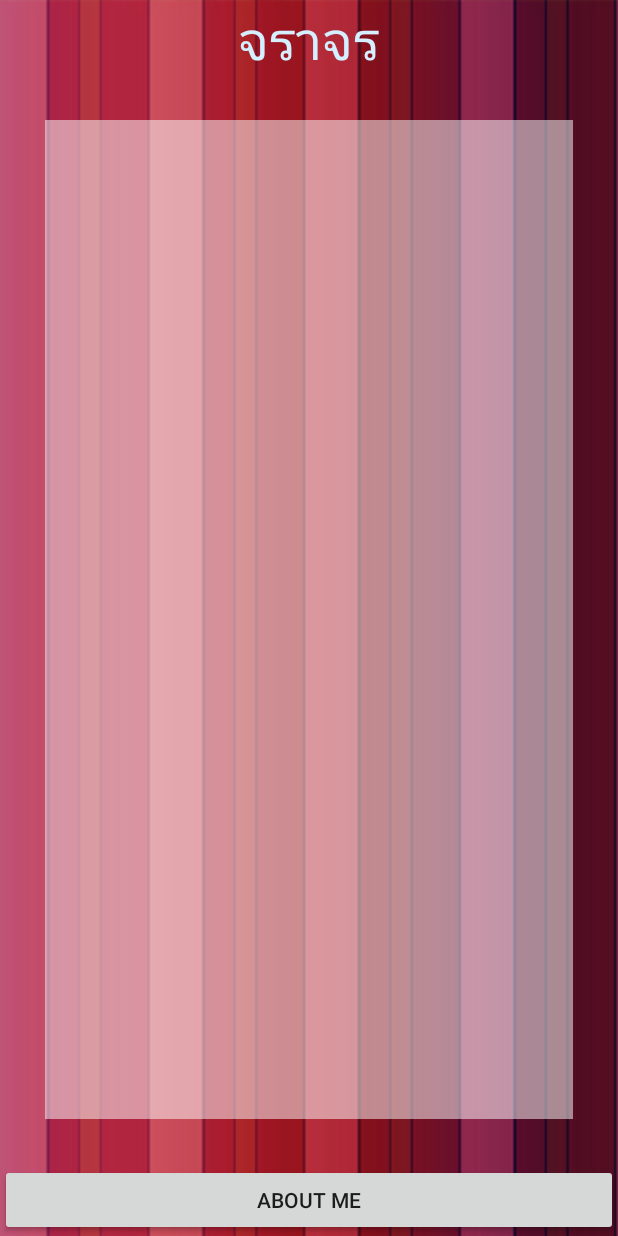
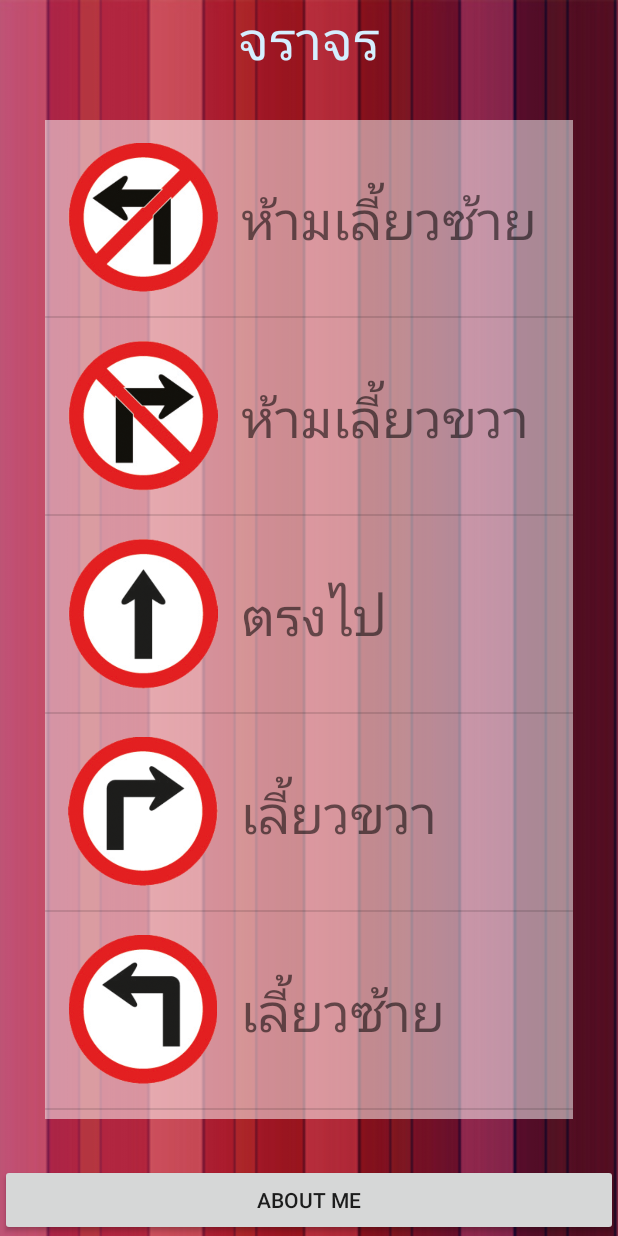
Before and after one commit to PhuwitNins/BU-Traffic, an Android app: the screen it shows after launch (MainActivity), on a phone screen of 412 x 824 dp. Run offline under Robolectric (Android 15) with nearby library versions, the phone set to English and light mode, and no system bars.

Commit message:
List view Finish

```diff
--- a/app/src/main/AndroidManifest.xml
+++ b/app/src/main/AndroidManifest.xml
@@ -15,6 +15,7 @@
                 <category android:name="android.intent.category.LAUNCHER" />
             </intent-filter>
         </activity>
+        <activity android:name=".detailActivity"></activity>
     </application>
 
 </manifest>
--- a/app/src/main/java/net/nsndrp/phuwit/butraffic/MainActivity.java
+++ b/app/src/main/java/net/nsndrp/phuwit/butraffic/MainActivity.java
@@ -3,6 +3,7 @@ package net.nsndrp.phuwit.butraffic;
 import android.content.Intent;
 import android.media.MediaPlayer;
 import android.net.Uri;
+//import android.support.v4.widget.SearchViewCompatIcs;
 import android.support.v7.app.AppCompatActivity;
 import android.os.Bundle;
 import android.view.View;
@@ -30,18 +31,56 @@ public class MainActivity extends AppCompatActivity {
         buttonController();
 
 
+        /* Create List view*/
 
-
+        createListview();
 
 
     } // Main method
+
+    private void createListview() {
+
+        //setup array
+        String[] strTitle = new String[20];
+        strTitle[0] = "ห้ามเลี้ยวซ้าย";
+        strTitle[1] = "ห้ามเลี้ยวขวา";
+        strTitle[2] = "ตรงไป";
+        strTitle[3] = "เลี้ยวขวา";
+        strTitle[4] = "เลี้ยวซ้าย";
+        strTitle[5] = "ทางออก";
+        strTitle[6] = "ทางเข้า";
+        strTitle[7] = "ห้ามเข้า";
+        strTitle[8] = "หยุด";
+        strTitle[9] = "จำกัดความสูง";
+        strTitle[10] = "แยก";
+        strTitle[11] = "ห้ามกลับรถ";
+        strTitle[12] = "ห้ามจอด";
+        strTitle[13] = "รถสวน";
+        strTitle[14] = "ห้ามแซง";
+        strTitle[15] = "ห้ามเข้า";
+        strTitle[16] = "หยุดตรวจ";
+        strTitle[17] = "จำกัดความเร็ว";
+        strTitle[18] = "จำกัดความกว้าง";
+        strTitle[19] = "จำกัดความสูง";
+
+        int[] intIcon = {R.drawable.traffic_01, R.drawable.traffic_02, R.drawable.traffic_03,
+                R.drawable.traffic_04, R.drawable.traffic_05, R.drawable.traffic_06,
+                R.drawable.traffic_07, R.drawable.traffic_08, R.drawable.traffic_09,
+                R.drawable.traffic_10, R.drawable.traffic_11, R.drawable.traffic_12,
+                R.drawable.traffic_13, R.drawable.traffic_14, R.drawable.traffic_15,
+                R.drawable.traffic_16, R.drawable.traffic_17, R.drawable.traffic_18,
+                R.drawable.traffic_19, R.drawable.traffic_20};
+
+        myAdapter objMyAdapter = new myAdapter(MainActivity.this, strTitle, intIcon);
+        trafficListView.setAdapter(objMyAdapter);
+    }// CreateListView
 
     private void buttonController() {
         aboutmeButton.setOnClickListener(new View.OnClickListener() {
             @Override
             public void onClick(View v) {
                 //Sound Effect
-                MediaPlayer buttonPlayer = MediaPlayer.create(getBaseContext(),R.raw.dog);
+                MediaPlayer buttonPlayer = MediaPlayer.create(getBaseContext(), R.raw.dog);
                 buttonPlayer.start();
 
                 // Intent to web
--- a/app/src/main/java/net/nsndrp/phuwit/butraffic/myAdapter.java
+++ b/app/src/main/java/net/nsndrp/phuwit/butraffic/myAdapter.java
@@ -1,9 +1,12 @@
 package net.nsndrp.phuwit.butraffic;
 
 import android.content.Context;
+import android.view.LayoutInflater;
 import android.view.View;
 import android.view.ViewGroup;
 import android.widget.BaseAdapter;
+import android.widget.ImageView;
+import android.widget.TextView;
 
 /**
  * Created by student on 11/14/2015.
@@ -24,7 +27,7 @@ public class myAdapter extends BaseAdapter{
 
     @Override
     public int getCount() {
-        return 0;
+        return titleStrings.length;
     }
 
     @Override
@@ -39,6 +42,16 @@ public class myAdapter extends BaseAdapter{
 
     @Override
     public View getView(int position, View convertView, ViewGroup parent) {
-        return null;
+        LayoutInflater objLayoutInflater = (LayoutInflater) objContext.getSystemService(Context.LAYOUT_INFLATER_SERVICE);
+        View objView = objLayoutInflater.inflate(R.layout.my_listview, parent, false);
+
+        /* Setup Title*/
+        TextView titleTextView = (TextView) objView.findViewById(R.id.textView2);
+        titleTextView.setText(titleStrings[position]);
+        /* Setup icon*/
+        ImageView iconImageView = (ImageView) objView.findViewById(R.id.imageView);
+        iconImageView.setImageResource(iconInts[position]);
+
+        return objView;
     }
 }   // Main Class
```
Also changed, not shown: app/src/main/java/net/nsndrp/phuwit/butraffic/detailActivity.java (added, +13 -0 lines), app/src/main/res/layout/activity_detail.xml (added, +20 -0 lines).
